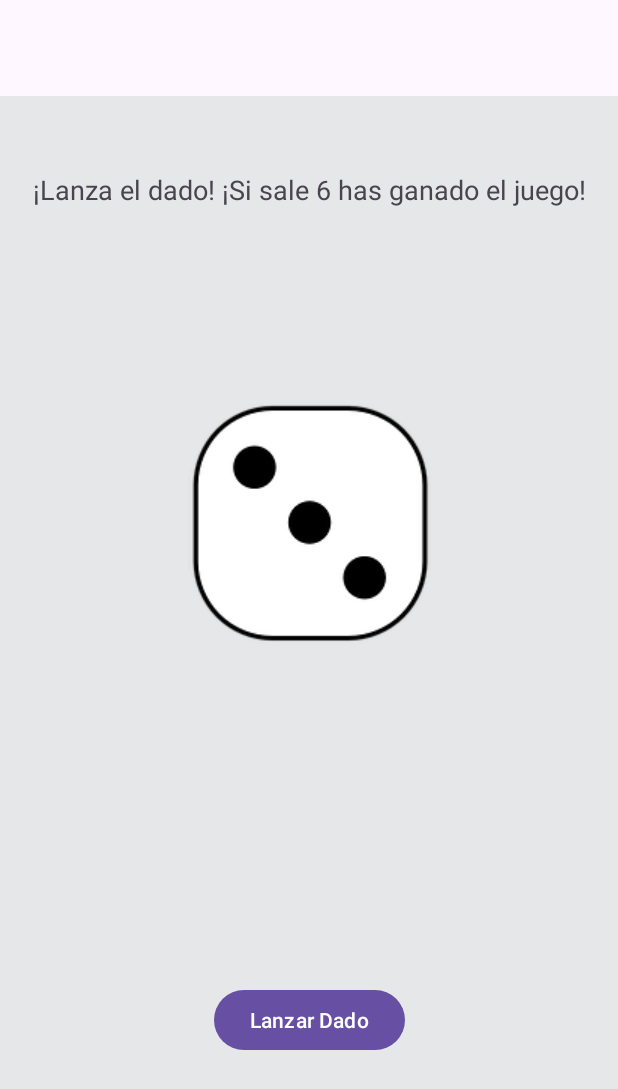
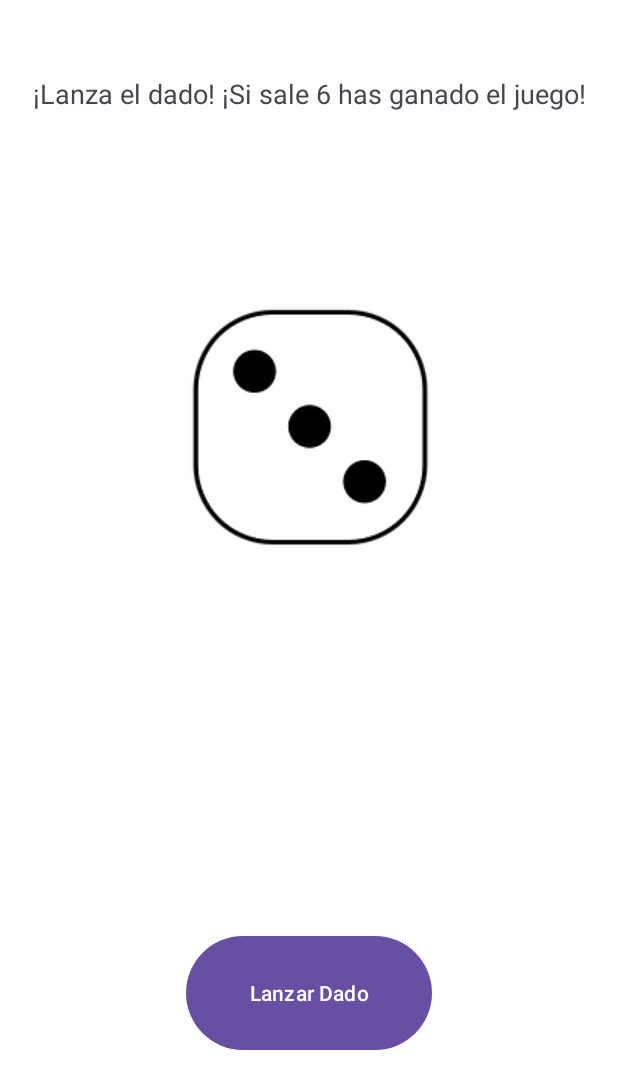
Before and after one commit to MoiB03/Tareas-DesarrolloVI, an Android app: the layout fragment_dado_fragmento.xml on its own in the app's theme, with its tools: preview values and no code run, on a phone screen of 412 x 824 dp. Shown: the top 1089 px of the screen. Run offline under Robolectric (Android 15) with nearby library versions, the light colour scheme and no system bars.

Commit message:
Laboratorio casi completo
solo falta las animaciones moises chucha

```diff
--- a/Laboratorio 1/Laboratorio1/app/src/main/res/layout/fragment_dado_fragmento.xml
+++ b/Laboratorio 1/Laboratorio1/app/src/main/res/layout/fragment_dado_fragmento.xml
@@ -5,42 +5,42 @@
     android:id="@+id/frameLayout"
     android:layout_width="match_parent"
     android:layout_height="match_parent"
-    android:layout_marginTop="?attr/actionBarSize"
-    android:background="#E6E7E8"
+    android:background="#FFFFFF"
     tools:context=".DadoFragmento">
 
     <TextView
         android:id="@+id/textView"
         android:layout_width="wrap_content"
         android:layout_height="wrap_content"
+        android:layout_marginTop="50dp"
         android:text="¡Lanza el dado! ¡Si sale 6 has ganado el juego!"
         android:textSize="18sp"
-        android:layout_marginTop="50dp"
-        app:layout_constraintTop_toTopOf="parent"
         app:layout_constraintEnd_toEndOf="parent"
-        app:layout_constraintStart_toStartOf="parent" />
+        app:layout_constraintStart_toStartOf="parent"
+        app:layout_constraintTop_toTopOf="parent" />
 
     <ImageView
         android:id="@+id/dado"
         android:layout_width="wrap_content"
         android:layout_height="wrap_content"
         android:layout_marginTop="120dp"
-        app:layout_constraintTop_toBottomOf="@+id/textView"
+        android:src="@drawable/dado3"
         app:layout_constraintEnd_toEndOf="parent"
         app:layout_constraintStart_toStartOf="parent"
-        android:src="@drawable/dado3" />
+        app:layout_constraintTop_toBottomOf="@+id/textView" />
 
     <Button
         android:id="@+id/button"
-        android:layout_width="wrap_content"
-        android:layout_height="wrap_content"
+        android:layout_width="164dp"
+        android:layout_height="84dp"
+        android:layout_marginBottom="120dp"
         android:text="Lanzar Dado"
-        tools:layout_editor_absoluteX="141dp"
-        tools:layout_editor_absoluteY="555dp"
+        app:layout_constraintBottom_toBottomOf="parent"
         app:layout_constraintEnd_toEndOf="parent"
         app:layout_constraintStart_toStartOf="parent"
-        app:layout_constraintBottom_toBottomOf="parent"
-        android:layout_marginBottom="120dp"/>
+        tools:layout_editor_absoluteX="141dp"
+        tools:layout_editor_absoluteY="555dp" />
+
 
 
 </androidx.constraintlayout.widget.ConstraintLayout>
```
Also changed, not shown: Laboratorio 1/Laboratorio1/app/src/main/java/com/example/laboratorio1/DadoFragmento.kt (+27 -18 lines), Laboratorio 1/Laboratorio1/app/src/main/java/com/example/laboratorio1/MainActivity.kt (+17 -3 lines).
